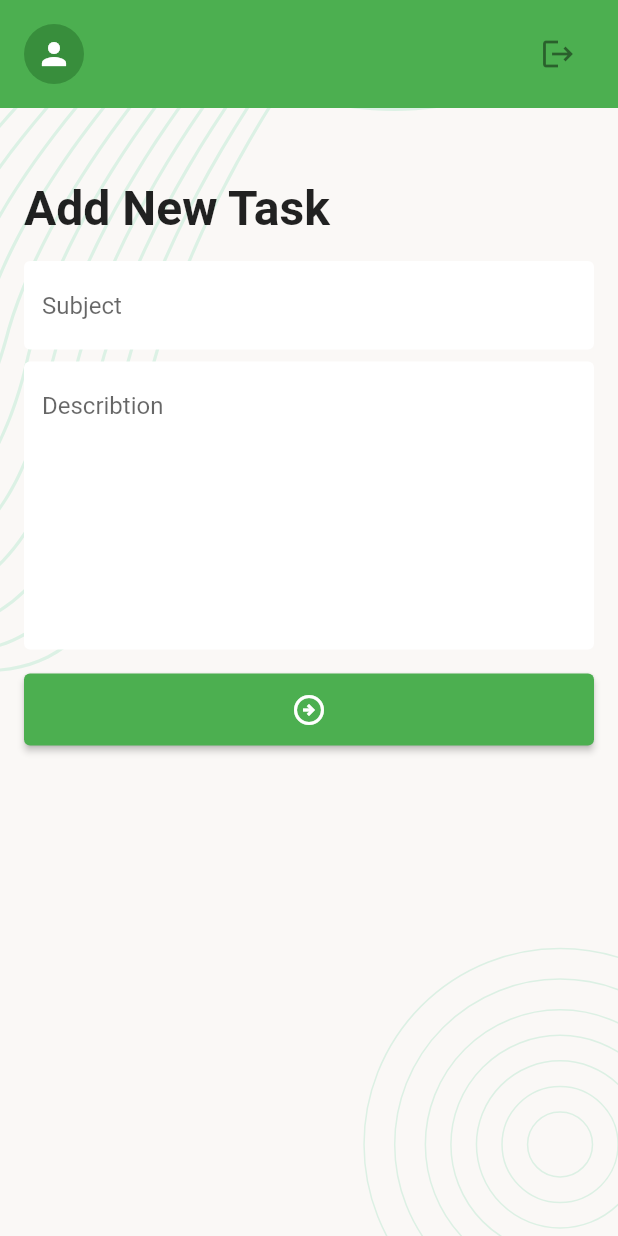
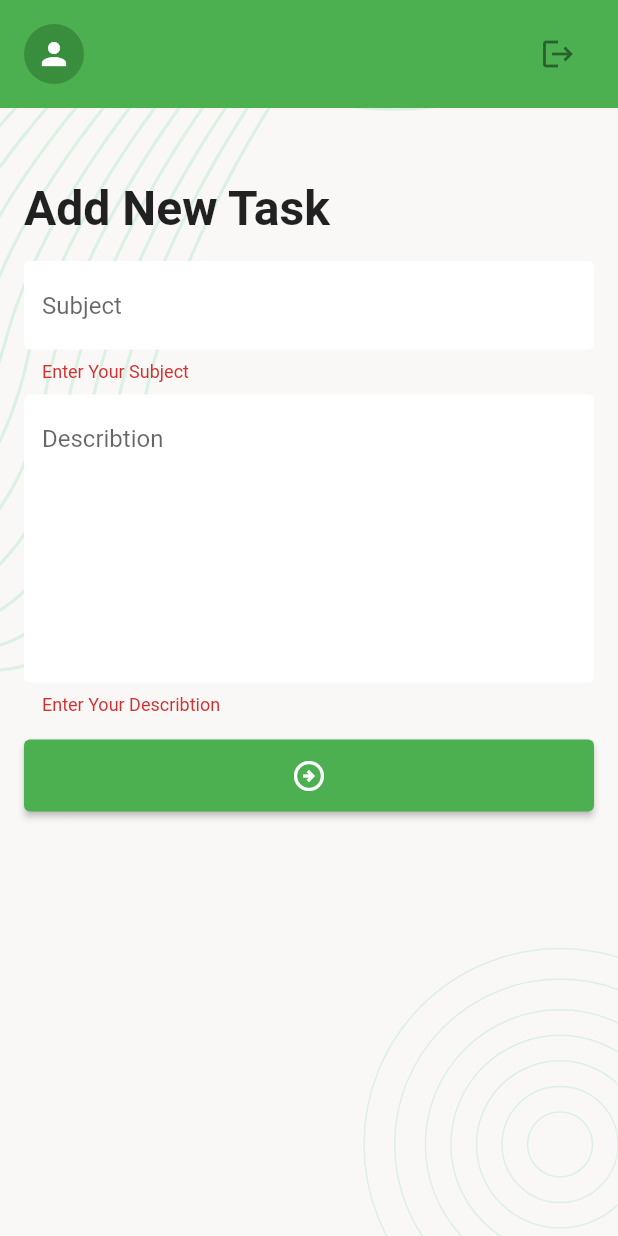
Before and after one commit to SoftDevSabbir/Task_manager_project., a Flutter app: the AddNewTaskScreen screen opened directly, after a tap on the "arrow circle right" icon, on a phone screen of 412 x 824 dp. Run offline on Flutter 3.47's test engine with Material 2 defaults, Android fonts, the light colour scheme and no system bars; our stand-ins replace flutter_svg, pin_code_fields, shared_preferences; accounts and stored records are empty.

Commit message:
task manager

```diff
--- a/lib/Ui/Screen/add_new_task_screen.dart
+++ b/lib/Ui/Screen/add_new_task_screen.dart
@@ -1,7 +1,12 @@
 import 'package:crud_app/Ui/Widget/body_background.dart';
 import 'package:crud_app/Ui/Widget/profile_summary_card.dart';
+import 'package:crud_app/Ui/Widget/snack_message.dart';
+import 'package:crud_app/data_network_caller/network_caller.dart';
+import 'package:crud_app/data_network_caller/network_reponse.dart';
 import 'package:flutter/cupertino.dart';
 import 'package:flutter/material.dart';
+
+import '../../data_network_caller/utility/urls.dart';
 
 class AddNewTaskScreen extends StatefulWidget {
   const AddNewTaskScreen({super.key});
@@ -11,10 +16,16 @@ class AddNewTaskScreen extends StatefulWidget {
 }
 
 class _AddNewTaskScreenState extends State<AddNewTaskScreen> {
+  final TextEditingController _subjectTEContoller=TextEditingController();
+  final TextEditingController _describtionTEController=TextEditingController();
+  final GlobalKey<FormState> _formKey=GlobalKey<FormState>();
+  bool CreateTaskInProgress=false;
   @override
   Widget build(BuildContext context) {
     return Scaffold(
       body: SafeArea(
+        child: Form(
+          key: _formKey,
           child: Column(
             children: [
               ProfileSummaryCard(),
@@ -29,21 +40,43 @@ class _AddNewTaskScreenState extends State<AddNewTaskScreen> {
                         Text("Add New Task",style: Theme.of(context).textTheme.titleLarge),
                         const SizedBox(height: 16),
                         TextFormField(
+                          controller: _subjectTEContoller,
                           decoration: InputDecoration(
                             hintText: "Subject",
                           ),
+                          validator: (String? value){
+                            if(value?.trim().isEmpty ?? true){
+                              return "Enter Your Subject";
+                            }
+                            return null;
+                          },
                         ),
                         const SizedBox(height: 8),
                         TextFormField(
+                          controller: _describtionTEController,
                           maxLines: 8,
                           decoration: InputDecoration(
                             hintText: "Describtion",
                           ),
+                          validator: (String? value){
+                            if(value?.trim().isEmpty ?? true){
+                              return "Enter Your Describtion";
+                            }
+                            return null;
+                          },
                         ),
                         const SizedBox(height: 16),
                         SizedBox(width: double.infinity,
-                        child: ElevatedButton(onPressed: () {},
-                        child: Icon(Icons.arrow_circle_right_outlined),),)
+                          child: Visibility(
+                            visible: CreateTaskInProgress==false,
+                            replacement: Center(child: CircularProgressIndicator(),),
+                            child: ElevatedButton(onPressed: () {
+                              if(_formKey.currentState!.validate()){
+                                CreateTask();
+                              }
+                            },
+                            child: Icon(Icons.arrow_circle_right_outlined),),
+                          ),)
                       ]
                     ),
                   ),
@@ -53,6 +86,45 @@ class _AddNewTaskScreenState extends State<AddNewTaskScreen> {
             ],
           ),
         ),
+      ),
     );
   }
+  Future<void>CreateTask()async {
+    if(_formKey.currentState!.validate()){
+      CreateTaskInProgress=true;
+      if(mounted){
+        setState(() {
+
+        });
       }
+      final NetworkResponse response=await NetworkCaller().PostRequest(Urls.createTask,body: {
+        "title":_subjectTEContoller.text.trim(),
+        "description":_describtionTEController.text.trim(),
+        "status":"New"
+      });
+      CreateTaskInProgress=false;
+      if(mounted){
+         setState(() {
+
+         });
+      }
+      if(response.isSuccess){
+        _subjectTEContoller.clear();
+        _describtionTEController.clear();
+        showSnackMessage(context, "New Task Create Successful",false);
+      }else{
+        if(mounted){
+          showSnackMessage(context, "New Task Create failed",true);
+        }
+      }
+
+    }
+  }
+
+  @override
+  void dispose() {
+    _subjectTEContoller.dispose();
+    _describtionTEController.dispose();
+    super.dispose();
+  }
+}
--- a/lib/Ui/Widget/alert_dialogue.dart
+++ b/lib/Ui/Widget/alert_dialogue.dart
@@ -7,11 +7,12 @@ import '../controller/auth_controller.dart';
 MyAlertDialog(context){
   return showDialog(context: context, builder: (context) => Expanded(child: AlertDialog(
     title: Text('ALert !'),
-    content: Text('Are You Sure..?'),
+    content: Text('Are You Sure to Logout?'),
     actions: [
       CupertinoButton(
         onPressed: () { },
-        child: TextButton(onPressed: (){
+        child: TextButton(
+            onPressed: (){
           Navigator.of(context).pop();
         }, child: Text('No')),
       ),
--- a/lib/data_network_caller/network_caller.dart
+++ b/lib/data_network_caller/network_caller.dart
@@ -2,6 +2,7 @@
 import 'dart:convert';
 import 'dart:developer';
 
+import 'package:crud_app/Ui/controller/auth_controller.dart';
 import 'package:http/http.dart';
 
 import 'network_reponse.dart';
@@ -13,6 +14,7 @@ class NetworkCaller{
       log(body.toString());
   Response response =await post(Uri.parse(url),body: jsonEncode(body),headers: {
     'Content-type':'Application/json',
+    'token':AuthController.token.toString(),
   });
   log(response.statusCode.toString());
   log(response.body.toString());
--- a/lib/data_network_caller/utility/urls.dart
+++ b/lib/data_network_caller/utility/urls.dart
@@ -2,4 +2,5 @@ class Urls{
   static const String _baseUrl='https://task.teamrabbil.com/api/v1';
   static const String registration="$_baseUrl/registration";
   static const String login="$_baseUrl/login";
+  static const String createTask="$_baseUrl/createTask";
 }
```
Also changed, not shown: 1 other file. Lines whose indentation alone changed are shown as unchanged.
